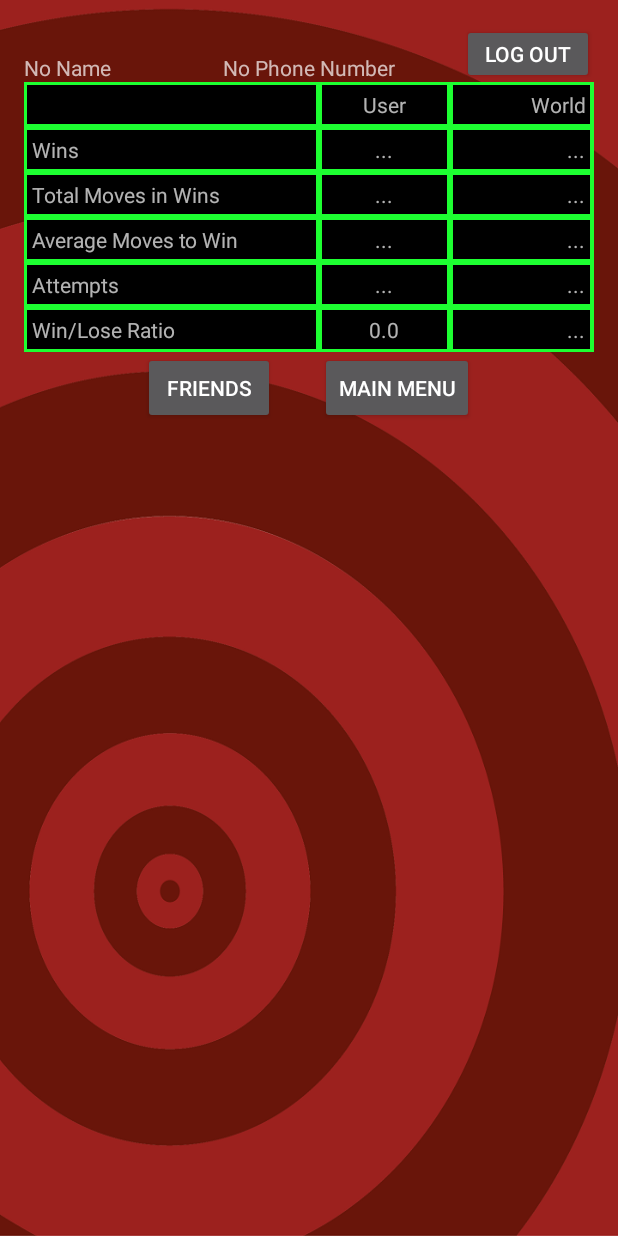
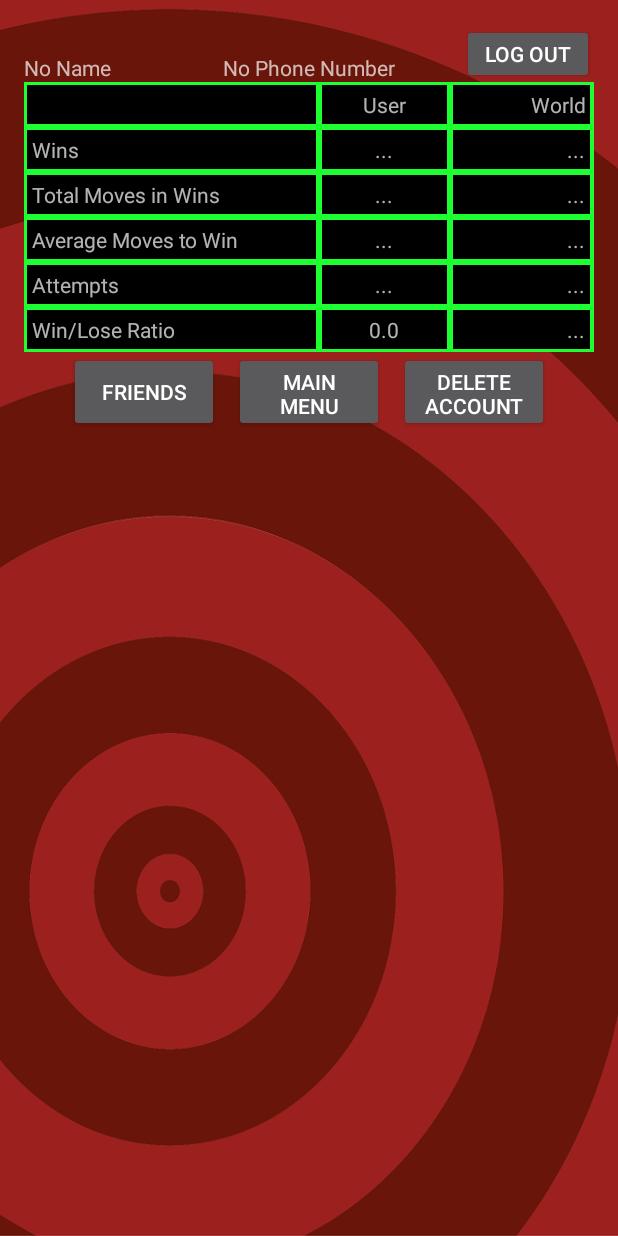
Before and after one commit to EthanShimooka/WikiRacers, an Android app: the UserPage screen opened directly, with no data from a screen before it, on a phone screen of 412 x 824 dp. Run offline under Robolectric (Android 15) with nearby library versions, the light colour scheme and no system bars; 16 statements that could not run were skipped.

Commit message:
users can now delete their account from the app

```diff
--- a/app/src/main/res/layout/user_page.xml
+++ b/app/src/main/res/layout/user_page.xml
@@ -195,18 +195,27 @@
 
         <Button
             android:id="@+id/add_friend_button"
-            android:layout_width="wrap_content"
-            android:layout_height="wrap_content"
-            android:layout_marginRight="30dp"
-            android:layout_marginEnd="30dp"
+            android:layout_width="100dp"
+            android:layout_height="53dp"
+            android:layout_marginRight="10dp"
+            android:layout_marginEnd="10dp"
             android:text="@string/add_friend_text" />
         <Button
             android:id="@+id/main_menu_button"
-            android:layout_width="wrap_content"
-            android:layout_height="wrap_content"
+            android:layout_width="100dp"
+            android:layout_height="53dp"
+            android:layout_marginRight="10dp"
+            android:layout_marginEnd="10dp"
             android:layout_toRightOf="@+id/add_friend_button"
             android:layout_toEndOf="@+id/add_friend_button"
             android:text="@string/main_menu_button_text" />
+        <Button
+            android:id="@+id/delete_account_button"
+            android:layout_width="100dp"
+            android:layout_height="53dp"
+            android:layout_toRightOf="@+id/main_menu_button"
+            android:layout_toEndOf="@+id/main_menu_button"
+            android:text="Delete Account" />
 
         </RelativeLayout>
 
```
Also changed, not shown: app/src/main/java/wikiracers/wikiracers/UserPage.java (+18 -6 lines).
